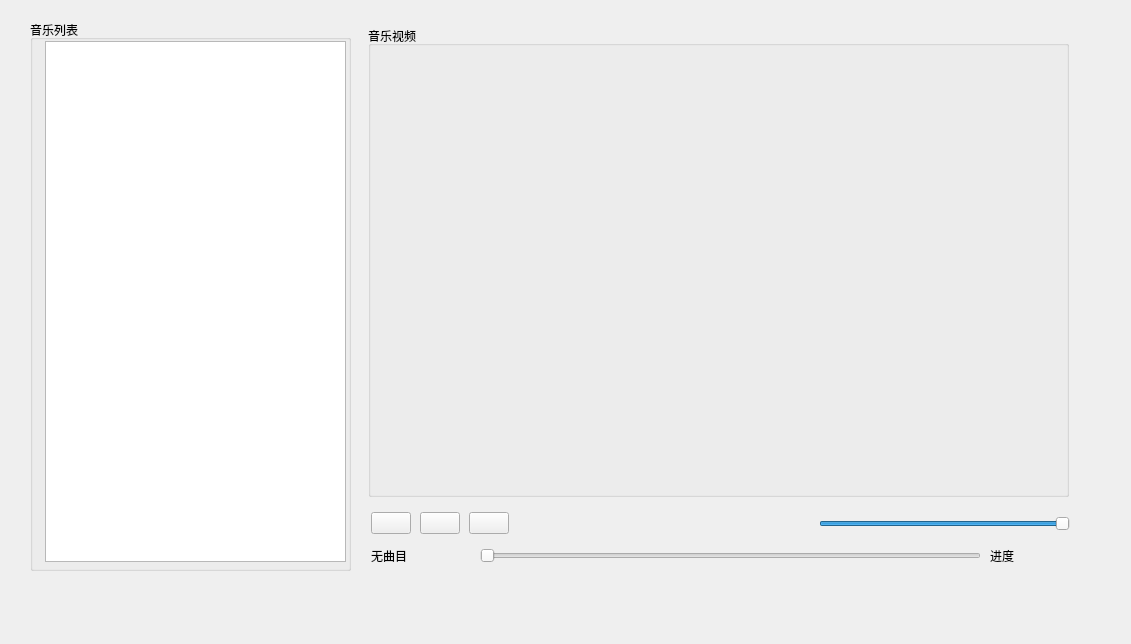
First picture: the form in mysliderwidget.ui, repository zhangzhenxi11/MeditationSystem, before the edit.
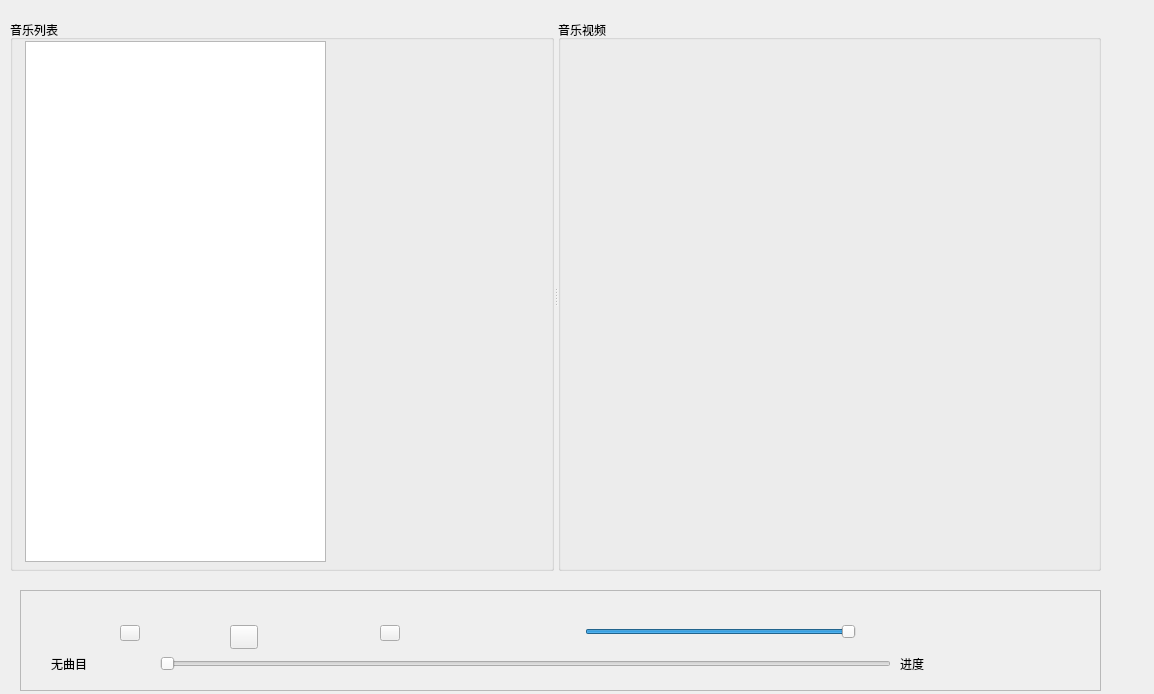
Second picture: the form after the edit. Icons and pictures are not drawn.

Commit message: dev_1: 1.增加关注度和音乐播放自定义规则 2.数据的保存格式是edf格式 3.优化子界面的UI

The edit to the form file:
```diff
--- a/mysliderwidget.ui
+++ b/mysliderwidget.ui
@@ -6,56 +6,35 @@
    <rect>
     <x>0</x>
     <y>0</y>
-    <width>1131</width>
-    <height>644</height>
+    <width>1154</width>
+    <height>694</height>
    </rect>
   </property>
   <property name="windowTitle">
    <string>Form</string>
   </property>
-  <widget class="QGroupBox" name="groupBox">
+  <widget class="QFrame" name="frame">
    <property name="geometry">
     <rect>
-     <x>368</x>
-     <y>26</y>
-     <width>701</width>
-     <height>471</height>
+     <x>20</x>
+     <y>590</y>
+     <width>1081</width>
+     <height>101</height>
     </rect>
    </property>
-   <property name="title">
-    <string>音乐视频</string>
+   <property name="frameShape">
+    <enum>QFrame::StyledPanel</enum>
    </property>
-  </widget>
-  <widget class="QGroupBox" name="groupBox_2">
-   <property name="geometry">
-    <rect>
-     <x>30</x>
-     <y>20</y>
-     <width>321</width>
-     <height>551</height>
-    </rect>
+   <property name="frameShadow">
+    <enum>QFrame::Raised</enum>
    </property>
-   <property name="title">
-    <string>音乐列表</string>
-   </property>
-   <widget class="QListWidget" name="listWidget">
-    <property name="geometry">
-     <rect>
-      <x>15</x>
-      <y>21</y>
-      <width>301</width>
-      <height>521</height>
-     </rect>
-    </property>
-   </widget>
-  </widget>
   <widget class="QWidget" name="layoutWidget">
    <property name="geometry">
     <rect>
-     <x>370</x>
-     <y>500</y>
-     <width>701</width>
-     <height>71</height>
+      <x>30</x>
+      <y>20</y>
+      <width>931</width>
+      <height>67</height>
     </rect>
    </property>
    <layout class="QVBoxLayout" name="verticalLayout">
@@ -73,24 +52,15 @@
         <height>25</height>
        </size>
       </property>
-      <layout class="QHBoxLayout" name="horizontalLayout">
-       <property name="spacing">
-        <number>9</number>
-       </property>
-       <property name="leftMargin">
-        <number>1</number>
-       </property>
-       <property name="topMargin">
-        <number>1</number>
-       </property>
-       <property name="rightMargin">
-        <number>1</number>
-       </property>
-       <property name="bottomMargin">
-        <number>1</number>
-       </property>
-       <item>
         <widget class="QPushButton" name="btnPreviousSong">
+        <property name="geometry">
+         <rect>
+          <x>70</x>
+          <y>10</y>
+          <width>20</width>
+          <height>16</height>
+         </rect>
+        </property>
          <property name="styleSheet">
           <string notr="true">border-image: url(:/images/pre.png);</string>
          </property>
@@ -102,9 +72,15 @@
            <normaloff>:/images/images/620.bmp</normaloff>:/images/images/620.bmp</iconset>
          </property>
         </widget>
-       </item>
-       <item>
         <widget class="QPushButton" name="btnPlay">
+        <property name="geometry">
+         <rect>
+          <x>180</x>
+          <y>10</y>
+          <width>28</width>
+          <height>24</height>
+         </rect>
+        </property>
          <property name="text">
           <string/>
          </property>
@@ -113,9 +89,15 @@
            <normaloff>:/images/images/622.bmp</normaloff>:/images/images/622.bmp</iconset>
          </property>
         </widget>
-       </item>
-       <item>
         <widget class="QPushButton" name="btnNextSong">
+        <property name="geometry">
+         <rect>
+          <x>330</x>
+          <y>10</y>
+          <width>20</width>
+          <height>16</height>
+         </rect>
+        </property>
          <property name="styleSheet">
           <string notr="true">border-image: url(:/images/next.png);</string>
          </property>
@@ -127,22 +109,15 @@
            <normaloff>:/images/images/624.bmp</normaloff>:/images/images/624.bmp</iconset>
          </property>
         </widget>
-       </item>
-       <item>
-        <spacer name="horizontalSpacer">
-         <property name="orientation">
-          <enum>Qt::Horizontal</enum>
-         </property>
-         <property name="sizeHint" stdset="0">
-          <size>
-           <width>40</width>
-           <height>20</height>
-          </size>
-         </property>
-        </spacer>
-       </item>
-       <item>
         <widget class="QPushButton" name="btnSound">
+        <property name="geometry">
+         <rect>
+          <x>498</x>
+          <y>5</y>
+          <width>28</width>
+          <height>24</height>
+         </rect>
+        </property>
          <property name="text">
           <string/>
          </property>
@@ -154,9 +129,15 @@
           <bool>true</bool>
          </property>
         </widget>
-       </item>
-       <item>
         <widget class="QSlider" name="sliderVolumn">
+        <property name="geometry">
+         <rect>
+          <x>535</x>
+          <y>6</y>
+          <width>271</width>
+          <height>22</height>
+         </rect>
+        </property>
          <property name="maximum">
           <number>100</number>
          </property>
@@ -167,8 +148,6 @@
           <enum>Qt::Horizontal</enum>
          </property>
         </widget>
-       </item>
-      </layout>
      </widget>
     </item>
     <item>
@@ -235,6 +214,40 @@
      </widget>
     </item>
    </layout>
+   </widget>
+  </widget>
+  <widget class="QSplitter" name="splitter">
+   <property name="geometry">
+    <rect>
+     <x>10</x>
+     <y>20</y>
+     <width>1091</width>
+     <height>551</height>
+    </rect>
+   </property>
+   <property name="orientation">
+    <enum>Qt::Horizontal</enum>
+   </property>
+   <widget class="QGroupBox" name="groupBox_2">
+    <property name="title">
+     <string>音乐列表</string>
+    </property>
+    <widget class="QListWidget" name="listWidget">
+     <property name="geometry">
+      <rect>
+       <x>15</x>
+       <y>21</y>
+       <width>301</width>
+       <height>521</height>
+      </rect>
+     </property>
+    </widget>
+   </widget>
+   <widget class="QGroupBox" name="groupBox">
+    <property name="title">
+     <string>音乐视频</string>
+    </property>
+   </widget>
   </widget>
  </widget>
  <resources/>
```
Lines whose indentation alone changed are shown as unchanged. The commit also changes 144 other files.
